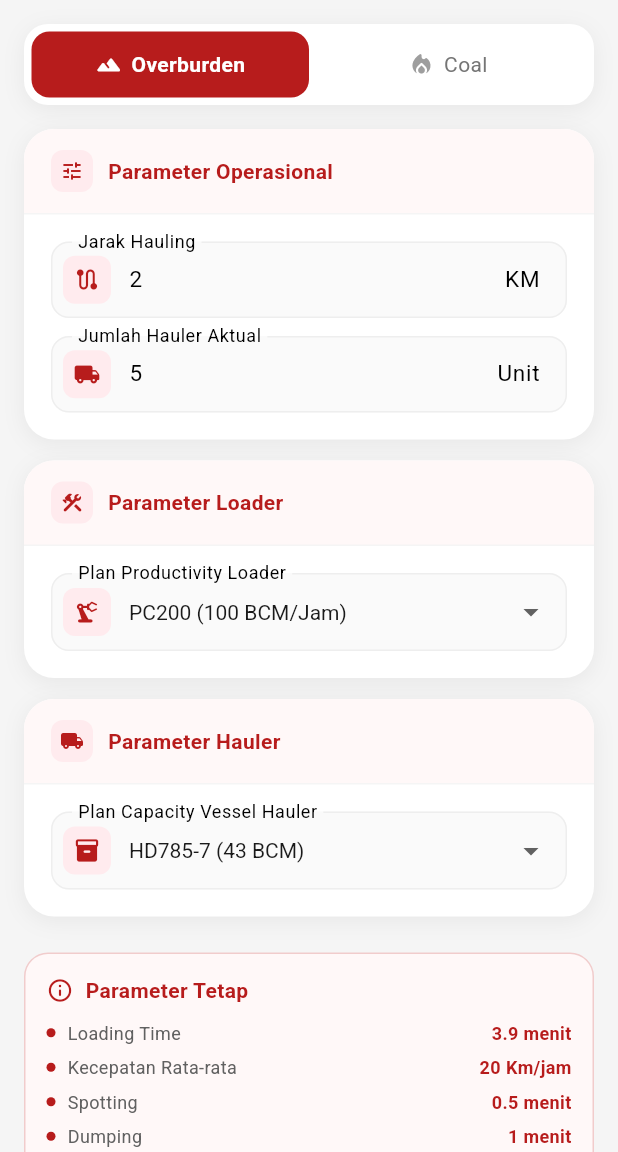
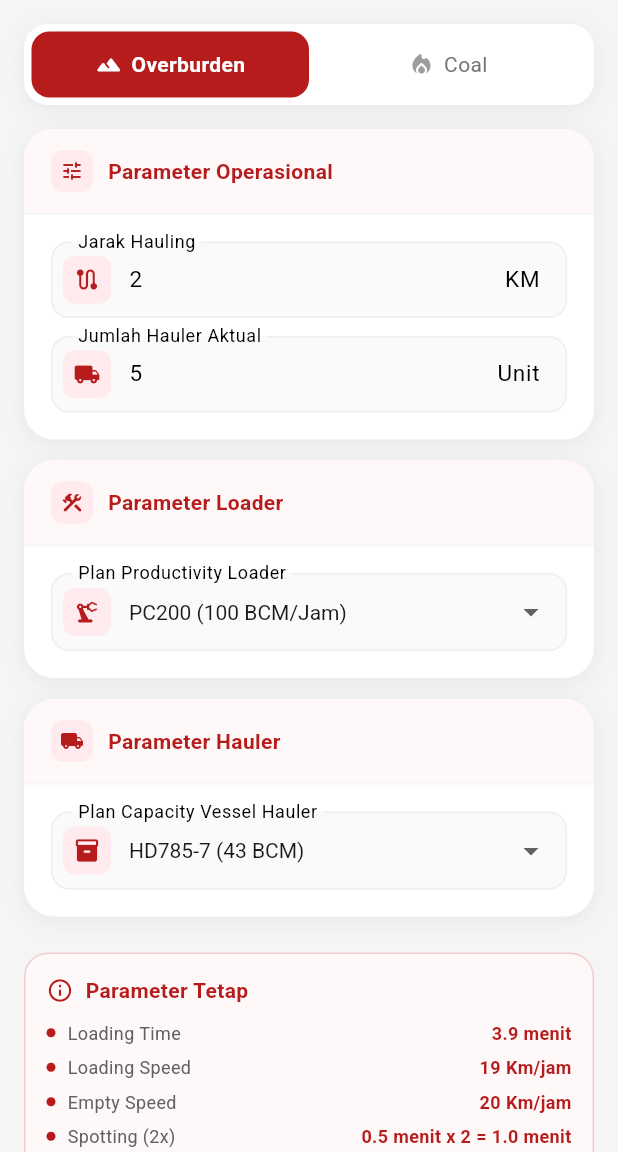
Before and after one commit to arya1326/FleetCalculatorAPPAMM, a Flutter app: the CalculatorScreen screen opened directly, on a phone screen of 412 x 824 dp, the part 84-1236 px from its top. Run offline on Flutter 3.47's test engine with Material 3 defaults, Android fonts, the phone set to English and light mode, and no system bars; our stand-ins replace shared_preferences; accounts and stored records are empty.

Commit message:
update rumus

```diff
--- a/lib/models/calculation_model.dart
+++ b/lib/models/calculation_model.dart
@@ -9,6 +9,7 @@ class CalculationModel {
   final String haulerName;
   final double speed;
   final double loadingTime;
+  final double spottingTime;
   final double dumpingTime;
   final double cycleTime;
   final int recommendedHauler;
@@ -27,6 +28,7 @@ class CalculationModel {
     required this.haulerName,
     required this.speed,
     required this.loadingTime,
+    required this.spottingTime,
     required this.dumpingTime,
     required this.cycleTime,
     required this.recommendedHauler,
@@ -47,6 +49,7 @@ class CalculationModel {
       'haulerName': haulerName,
       'speed': speed,
       'loadingTime': loadingTime,
+      'spottingTime': spottingTime,
       'dumpingTime': dumpingTime,
       'cycleTime': cycleTime,
       'recommendedHauler': recommendedHauler,
@@ -68,6 +71,7 @@ class CalculationModel {
       haulerName: map['haulerName']?.toString() ?? '',
       speed: double.tryParse(map['speed'].toString()) ?? 0.0,
       loadingTime: double.tryParse(map['loadingTime'].toString()) ?? 0.0,
+      spottingTime: double.tryParse(map['spottingTime'].toString()) ?? 0.0,
       dumpingTime: double.tryParse(map['dumpingTime'].toString()) ?? 0.0,
       cycleTime: double.tryParse(map['cycleTime'].toString()) ?? 0.0,
       recommendedHauler: int.tryParse(map['recommendedHauler'].toString()) ?? 0,
--- a/lib/screens/calculator_screen.dart
+++ b/lib/screens/calculator_screen.dart
@@ -1,4 +1,3 @@
-
 import 'package:flutter/material.dart';
 import '../services/auth_service.dart';
 import '../services/database_service.dart';
@@ -142,8 +141,8 @@ class _CalculatorScreenState extends State<CalculatorScreen>
   }
 
   double _getEffectiveLoaderProd() {
-    // loader productivity * 0.9
-    return _loaderProd * 0.9;
+  // LANGSUNG return loaderProd (tanpa * 0.9)
+    return _loaderProd;
   }
 
 Future<void> _calculateAndSave() async {
@@ -169,23 +168,35 @@ class _CalculatorScreenState extends State<CalculatorScreen>
   }
 
   final loadingTime = _getLoadingTime();
-    final speed = _getSpeed();
+  final loadingSpeed = 19.0;  // Loading speed = 19 km/jam
+  final emptySpeed = 20.0;    // Empty speed = 20 km/jam
   final spottingTime = _getSpottingTime();
   final dumpingTime = _getDumpingTime();
-    final effectiveLoaderProd = _getEffectiveLoaderProd();
+  final loaderProd = _getEffectiveLoaderProd();  // LANGSUNG tanpa * 0.9
 
+  // PERHITUNGAN TRAVEL TIME (dalam menit)
+  // Travel time loading = distance / loadingSpeed * 60
+  // Travel time empty = distance / emptySpeed * 60
+  final travelTimeLoading = (distance / loadingSpeed) * 60;
+  final travelTimeEmpty = (distance / emptySpeed) * 60;
 
-    final totalSpottingDumping = (spottingTime + dumpingTime) * 2;
-    final cycleTime = ((distance * 2) / speed * 60) + loadingTime + totalSpottingDumping;
+  // CT = Travel Time Loading + Travel Time Empty + (Spotting Time x 2) + Loading Time + Dumping Time
+  final cycleTime = travelTimeLoading + travelTimeEmpty + (spottingTime * 2) + loadingTime + dumpingTime;
 
-    final recommended =
-        ((effectiveLoaderProd * cycleTime) / (_haulerCap * 60)).ceil();
-    final matchFactor = (actualHauler * _haulerCap * 60) / (effectiveLoaderProd * cycleTime);
+  // Recommended Hauler = loaderProd / (haulerCap / cycleTime * 60)
+  // Atau: loaderProd * cycleTime / (haulerCap * 60)
+  final recommended = (loaderProd * cycleTime / (_haulerCap * 60)).ceil();
 
+  // Match Factor = (actualHauler * haulerCap * 60) / (loaderProd * cycleTime)
+  final matchFactorRaw = (actualHauler * _haulerCap * 60) / (loaderProd * cycleTime);
+  // Bulatkan ke 1 digit di belakang koma
+  final matchFactor = double.parse(matchFactorRaw.toStringAsFixed(1));
+
+  // STATUS berdasarkan perbandingan actual vs recommended
   String status;
-    if (matchFactor < 0.9) {
+  if (actualHauler < recommended) {
     status = 'UNDER TRUCK';
-    } else if (matchFactor <= 1.1) {
+  } else if (actualHauler == recommended) {
     status = 'IDEAL MATCH';
   } else {
     status = 'OVER TRUCK';
@@ -209,12 +220,13 @@ class _CalculatorScreenState extends State<CalculatorScreen>
       material: _selectedMaterial,
       distance: distance,
       actualHauler: actualHauler,
-        loaderProd: effectiveLoaderProd,
+      loaderProd: loaderProd,  // LANGSUNG tanpa * 0.9
       loaderName: _selectedLoader,
       haulerCap: _haulerCap,
       haulerName: _selectedHauler,
-        speed: speed,
+      speed: emptySpeed,  // Simpan empty speed sebagai reference
       loadingTime: loadingTime,
+      spottingTime: spottingTime,
       dumpingTime: dumpingTime,
       cycleTime: cycleTime,
       recommendedHauler: recommended,
@@ -448,16 +460,20 @@ class _CalculatorScreenState extends State<CalculatorScreen>
                             const SizedBox(height: 10),
                             if (_selectedMaterial == 'OB') ...[
                               _buildFixedParam('Loading Time', '3.9 menit'),
-                      _buildFixedParam('Kecepatan Rata-rata', '20 Km/jam'),
-                      _buildFixedParam('Spotting', '0.5 menit'),
-                      _buildFixedParam('Dumping', '1 menit'),
-                      _buildFixedParam('Efisiensi Loader', '90%'),
+                              _buildFixedParam('Loading Speed', '19 Km/jam'),
+                              _buildFixedParam('Empty Speed', '20 Km/jam'),
+                              _buildFixedParam('Spotting (2x)', '0.5 menit x 2 = 1.0 menit'),
+                              _buildFixedParam('Dumping', '1.0 menit'),
+                              _buildFixedParam('Total Spotting+Dumping', '2.0 menit'),
+                              _buildFixedParam('Efisiensi Loader', '90%'),  // TETAP DITAMPILKAN
                             ] else ...[
                               _buildFixedParam('Loading Time', '1.5 menit'),
-                      _buildFixedParam('Kecepatan Rata-rata', '20 Km/jam'),
-                      _buildFixedParam('Spotting', '0.6 menit'),
-                      _buildFixedParam('Dumping', '1 menit'),
-                      _buildFixedParam('Efisiensi Loader', '90%'),
+                              _buildFixedParam('Loading Speed', '19 Km/jam'),
+                              _buildFixedParam('Empty Speed', '20 Km/jam'),
+                              _buildFixedParam('Spotting (2x)', '0.6 menit x 2 = 1.2 menit'),
+                              _buildFixedParam('Dumping', '1.0 menit'),
+                              _buildFixedParam('Total Spotting+Dumping', '2.2 menit'),
+                              _buildFixedParam('Efisiensi Loader', '90%'),  // TETAP DITAMPILKAN
                             ],
                           ],
                         ),
```
Lines whose indentation alone changed are shown as unchanged.
